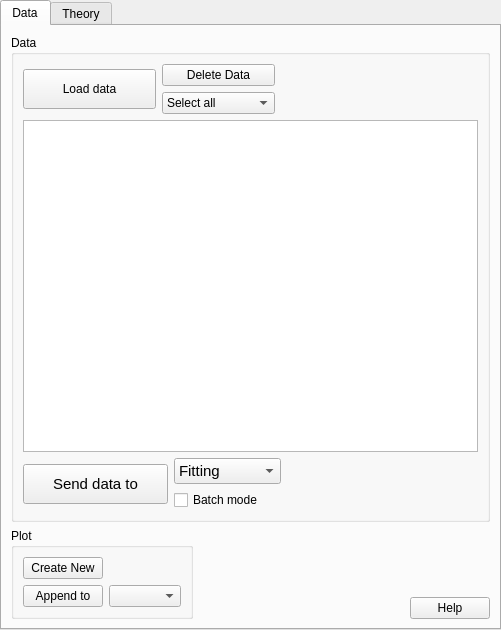
The window that src/sas/qtgui/MainWindow/UI/DataExplorerUI.ui (SasView/sasview) describes before a commit, drawn with Qt 5.
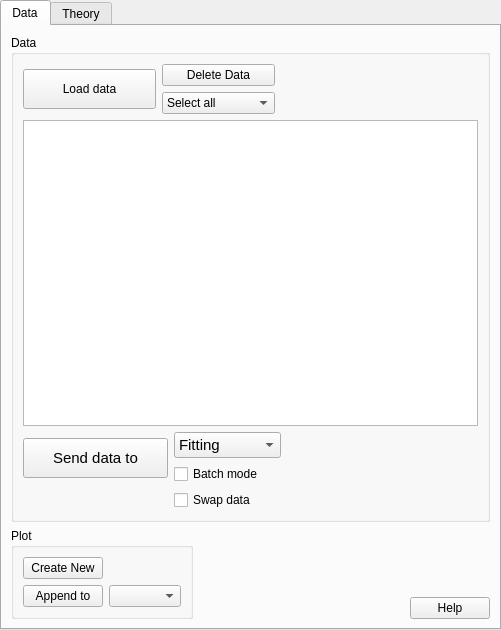
The same window after the commit. Icons and pictures are not drawn.

Commit message: swap data option in data explorer

What changed in the file:
```diff
--- a/src/sas/qtgui/MainWindow/UI/DataExplorerUI.ui
+++ b/src/sas/qtgui/MainWindow/UI/DataExplorerUI.ui
@@ -268,6 +268,13 @@
            </property>
           </widget>
          </item>
+         <item row="2" column="1">
+          <widget class="QCheckBox" name="chkSwap">
+           <property name="text">
+            <string>Swap data</string>
+           </property>
+          </widget>
+         </item>
         </layout>
        </item>
        <item row="2" column="2">
```
The commit also changes 5 other files.
